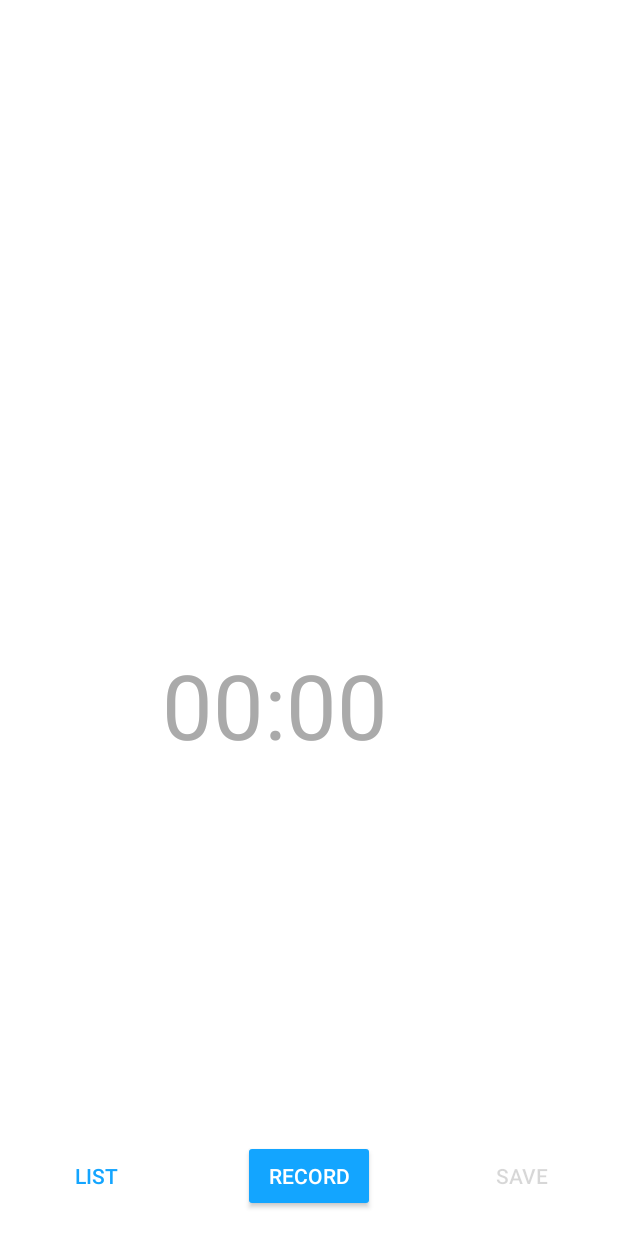
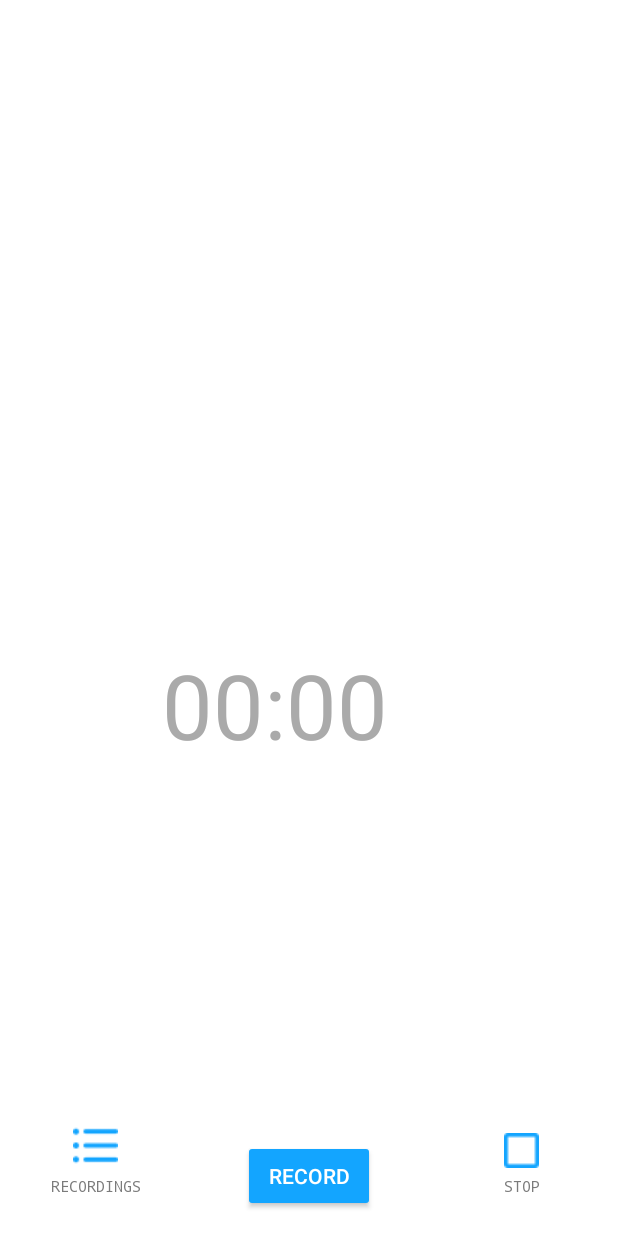
Before and after one commit to vlfom/Scribo, an Android app: the screen it shows after launch (MainActivity), on a phone screen of 412 x 824 dp. Run offline under Robolectric (Android 15) with nearby library versions, the phone set to English and light mode, and no system bars; our stand-ins replace Room's generated code.

Commit message:
Few UI elements updated

```diff
--- a/app/src/main/java/com/example/isausmanov/scriboai/activities/MainActivity.java
+++ b/app/src/main/java/com/example/isausmanov/scriboai/activities/MainActivity.java
@@ -38,8 +38,6 @@ public class MainActivity extends AppCompatActivity {
     // UI elements declaration
     Button recBtn, toListBtn, doneBtn;
     Chronometer chronometer;
-    MediaRecorder mRecorder;
-    MediaPlayer mPlayer;
     AlertDialog.Builder builder;
     EditText input;
     WavRecorder wavRecorder;
@@ -49,7 +47,6 @@ public class MainActivity extends AppCompatActivity {
     long recStartTime = 0;
     long recStopTime = 0;
     int recordFlag = 0; // 0-not recording 1-recording 2-was paused
-    boolean isPlaying = false;
     private long mLastStopTime;
     private AppDatabase db;
 
--- a/app/src/main/res/layout/activity_main.xml
+++ b/app/src/main/res/layout/activity_main.xml
@@ -7,7 +7,6 @@
     android:background="@color/colorWhite"
     android:layout_height="match_parent"
     tools:context=".activities.MainActivity">
-
 
     <Chronometer
         android:id="@+id/chronometerTimer"
@@ -34,13 +33,19 @@
         app:layout_constraintStart_toStartOf="parent" />
 
     <Button
+        android:id="@+id/list_btn"
         style="@style/Widget.AppCompat.Button.Borderless.Colored"
-        android:id="@+id/list_btn"
         android:layout_width="wrap_content"
         android:layout_height="wrap_content"
         android:layout_marginStart="20dp"
         android:layout_marginBottom="16dp"
-        android:text="List"
+        android:drawableTop="@drawable/list_ic_24px"
+        android:drawableTint="@color/colorAccent"
+        android:drawablePadding="5dp"
+        android:text="Recordings"
+        android:textSize="10dp"
+        android:fontFamily="monospace"
+        android:textColor="@color/colorGray"
         app:layout_constraintBottom_toBottomOf="parent"
         app:layout_constraintStart_toStartOf="parent" />
 
@@ -51,7 +56,13 @@
         android:layout_height="wrap_content"
         android:layout_marginEnd="20dp"
         android:layout_marginBottom="16dp"
-        android:text="Save"
+        android:drawableTop="@drawable/box_24px"
+        android:drawableTint="@color/colorAccent"
+        android:drawablePadding="5dp"
+        android:text="Stop"
+        android:textSize="10dp"
+        android:fontFamily="monospace"
+        android:textColor="@color/colorGray"
         app:layout_constraintBottom_toBottomOf="parent"
         app:layout_constraintEnd_toEndOf="parent" />
 
--- a/app/src/main/res/values/colors.xml
+++ b/app/src/main/res/values/colors.xml
@@ -5,4 +5,5 @@
     <color name="colorPrimaryDarkOld">#0045ac</color>
     <color name="colorAccent">#13a5ff</color>
     <color name="colorWhite">#ffffff</color>
+    <color name="colorGray">#7b7b7b</color>
 </resources>
--- a/app/src/main/res/values/styles.xml
+++ b/app/src/main/res/values/styles.xml
@@ -7,6 +7,8 @@
         <item name="colorPrimaryDark">@color/colorWhite</item>
         <item name="colorAccent">@color/colorAccent</item>
         <item name="android:windowLightStatusBar">true</item>
+        <item name="android:windowLightNavigationBar">true</item>
+        <item name="android:navigationBarColor">@color/colorWhite</item>
        <!-- <item name="android:statusBarColor">@color/colorPrimaryDark</item> -->
     </style>
 
```
Also changed, not shown: app/src/main/res/drawable-v24/box_24px.png (added), app/src/main/res/drawable-v24/list_ic_24px.png (added).
